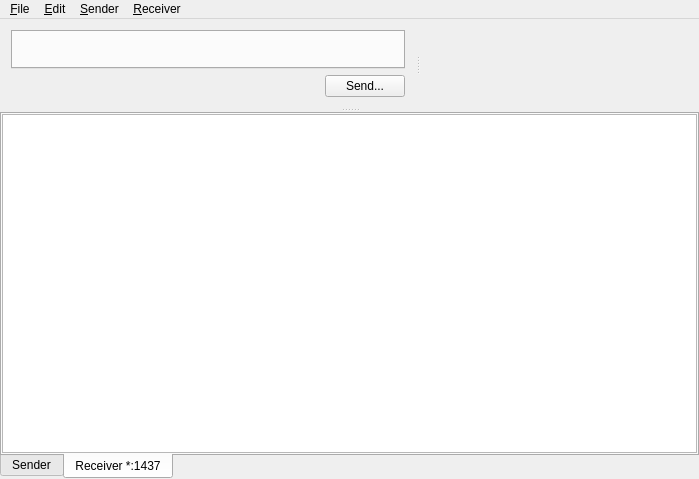
hl7workbench/hl7workbench, file GuiApplication/MainWindow.ui: the form before one commit.
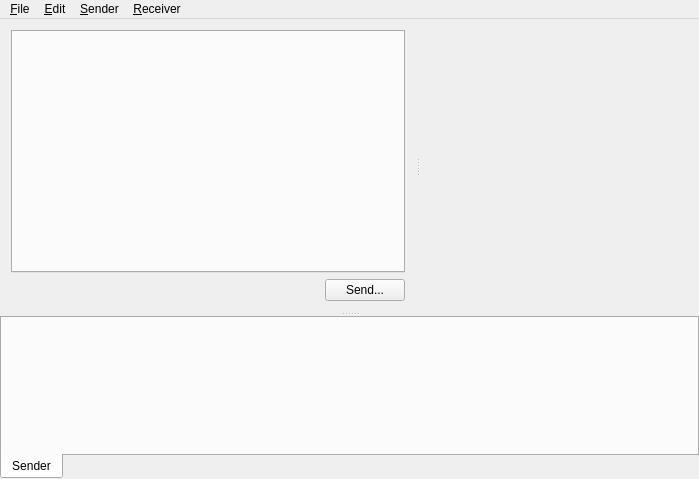
The form after the commit. The open tabs and pages were chosen to show the change. Icons and pictures are not drawn. Custom widgets are drawn as their Qt base class.

Commit message: Message log view with mockup message

```diff
--- a/GuiApplication/MainWindow.ui
+++ b/GuiApplication/MainWindow.ui
@@ -115,7 +115,7 @@
        <property name="currentIndex">
         <number>0</number>
        </property>
-       <widget class="QWidget" name="tab">
+       <widget class="MessageLogView" name="senderMessageLogView">
         <attribute name="title">
          <string>Sender</string>
         </attribute>
@@ -132,31 +132,6 @@
          <property name="bottomMargin">
           <number>0</number>
          </property>
-         <item>
-          <widget class="QTableWidget" name="tableWidget"/>
-         </item>
-        </layout>
-       </widget>
-       <widget class="QWidget" name="tab_2">
-        <attribute name="title">
-         <string>Receiver *:1437</string>
-        </attribute>
-        <layout class="QVBoxLayout" name="verticalLayout_7">
-         <property name="leftMargin">
-          <number>0</number>
-         </property>
-         <property name="topMargin">
-          <number>0</number>
-         </property>
-         <property name="rightMargin">
-          <number>0</number>
-         </property>
-         <property name="bottomMargin">
-          <number>0</number>
-         </property>
-         <item>
-          <widget class="QTableWidget" name="tableWidget_2"/>
-         </item>
         </layout>
        </widget>
       </widget>
@@ -461,6 +436,12 @@
    <header location="global">Hl7MessageEditorTabWidget.h</header>
    <container>1</container>
   </customwidget>
+  <customwidget>
+   <class>MessageLogView</class>
+   <extends>QWidget</extends>
+   <header>MessageLogView.h</header>
+   <container>1</container>
+  </customwidget>
  </customwidgets>
  <resources/>
  <connections/>
```
The commit also changes 4 other files.
